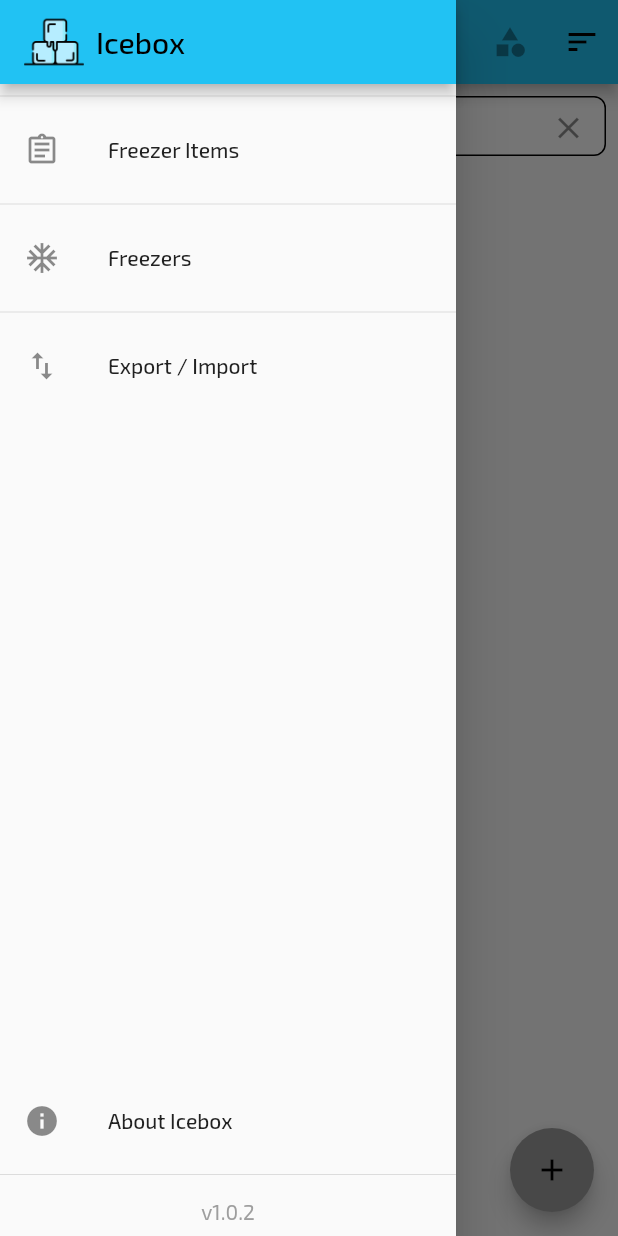
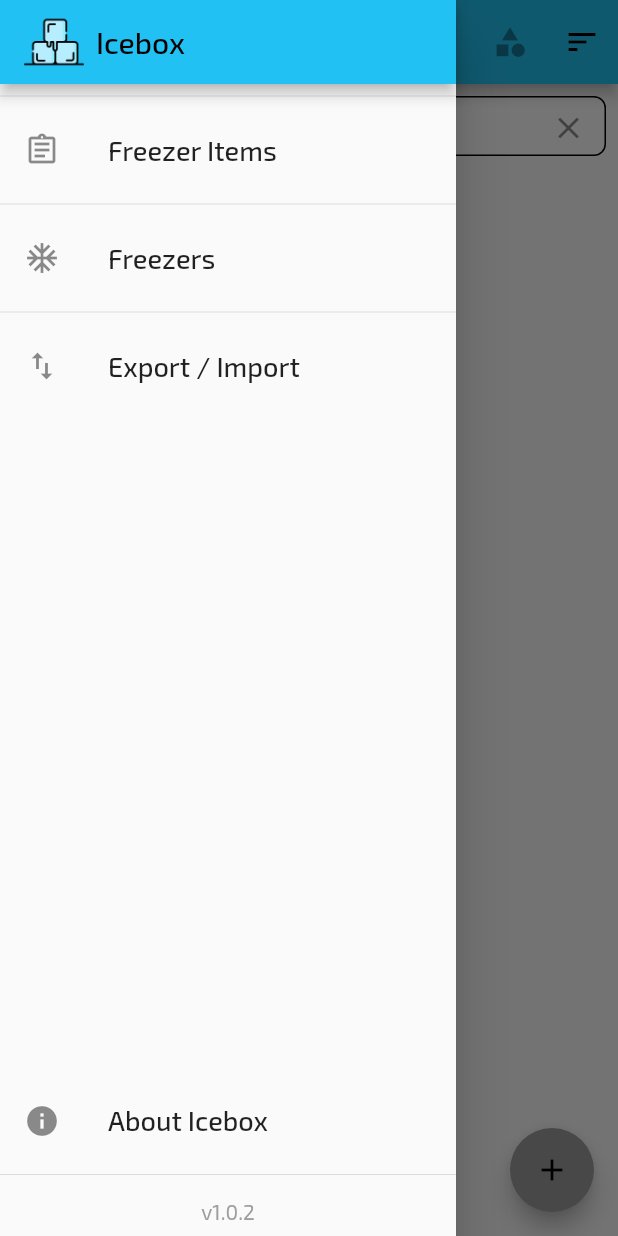
Before and after one commit to iceboxfm/icebox, a Flutter app: the screen it shows after launch, with the side drawer open, on a phone screen of 412 x 824 dp. Run offline on Flutter 3.47's test engine with Material 2 defaults, Android fonts, the phone set to English and light mode, and no system bars; our stand-ins replace datetime_picker_formfield, file_picker, flutter_linkify, flutter_typeahead, google_fonts, loggy and 2 more; missing offline and left inert: flutter_loggy; accounts and stored records are empty; project files that could hold a hidden picture were left out.

Commit message:
Fixed overly small text fonts

```diff
--- a/lib/main.dart
+++ b/lib/main.dart
@@ -54,9 +54,7 @@
       ],
       child: MaterialApp(
         theme: ThemeData(
-          textTheme: GoogleFonts.exo2TextTheme(
-            Theme.of(context).textTheme,
-          ),
+          textTheme: GoogleFonts.exo2TextTheme(Theme.of(context).textTheme),
           primarySwatch: const MaterialColor(
             4280402675,
             {
--- a/lib/widgets/about_app.dart
+++ b/lib/widgets/about_app.dart
@@ -11,13 +11,17 @@
   Widget build(final BuildContext context) {
     return AboutListTile(
       icon: const Icon(Icons.info),
-      child: const Text('About Icebox'),
+      child: const Text(
+        'About Icebox',
+        style: TextStyle(fontSize: 18),
+      ),
       applicationIcon: const Image(
         image: AssetImage('assets/images/ice-cubes.png'),
         width: 64,
       ),
       applicationName: 'Icebox Freezer Manager',
-      applicationVersion: '1.0.2', // FIXME: get this automated?
+      applicationVersion: '1.0.2',
+      // FIXME: get this automated?
       applicationLegalese: '© 2021',
       aboutBoxChildren: [
         const SectionHeaderText('More Information'),
--- a/lib/widgets/app_drawer.dart
+++ b/lib/widgets/app_drawer.dart
@@ -96,7 +96,10 @@
   Widget build(BuildContext context) {
     return ListTile(
       leading: Icon(_icon),
-      title: Text(_label),
+      title: Text(
+        _label,
+        style: const TextStyle(fontSize: 18),
+      ),
       onTap: () => Navigator.of(context).pushReplacementNamed(_route),
     );
   }
--- a/lib/widgets/export_tab.dart
+++ b/lib/widgets/export_tab.dart
@@ -30,6 +30,7 @@
             'Select the location where you want to export your freezer data. '
             'Your data will be stored in a text file (.json extension) inside '
             'the selected folder.',
+            style: TextStyle(fontSize: 18),
           ),
           const Divider(),
           Row(
--- a/lib/widgets/freezer_item_list.dart
+++ b/lib/widgets/freezer_item_list.dart
@@ -85,16 +85,25 @@
   }
 
   Widget _noItems() {
-    return const Text('No freezer items.');
+    return const Text(
+      'No freezer items.',
+      style: TextStyle(fontSize: 18),
+    );
   }
 
   Widget _noFreezers(final BuildContext context) {
     return Column(
       mainAxisAlignment: MainAxisAlignment.center,
       children: [
-        const Text('You have no freezers.'),
+        const Text(
+          'You have no freezers.',
+          style: TextStyle(fontSize: 18),
+        ),
         TextButton(
-          child: const Text('Create one.'),
+          child: const Text(
+            'Create one.',
+            style: TextStyle(fontSize: 18),
+          ),
           onPressed: () => Navigator.of(context)
               .pushReplacementNamed(FreezersScreen.routeName),
         ),
--- a/lib/widgets/import_tab.dart
+++ b/lib/widgets/import_tab.dart
@@ -32,6 +32,7 @@
             'Select the file (.json) containing the freezer data you want '
             'to import. New records will be added while any matching entries '
             'already existing in the database, will be updated.',
+            style: TextStyle(fontSize: 18),
           ),
           const Divider(),
           Container(
@@ -44,6 +45,7 @@
             child: const Text(
               'To avoid unexpected data loss, tt is recommended that you export '
               'your data, to use as a backup, before importing.',
+              style: TextStyle(fontSize: 18),
             ),
           ),
           const Divider(),
```
Also changed, not shown: lib/widgets/freezer_list.dart (+6 -1 lines).
